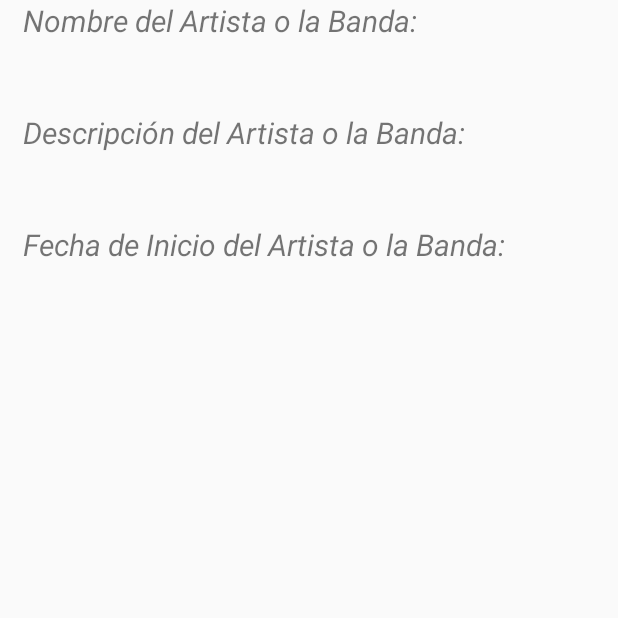
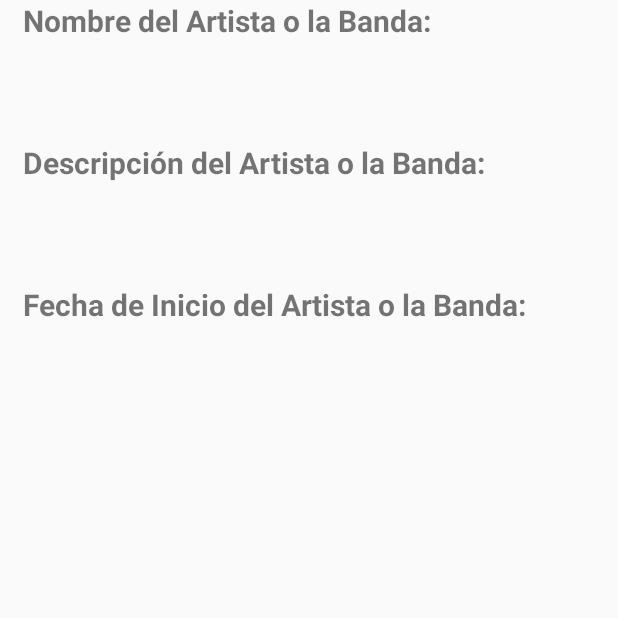
Before and after one commit to ACardenasJ/DesarrolloMovilMISO, an Android app: the DetalleArtistaActivity screen opened directly, with no data from a screen before it, on a phone screen of 412 x 824 dp, the top half of it. Run offline under Robolectric (Android 15) with nearby library versions, the phone set to English and light mode, and no system bars; our stand-ins replace Volley; network calls fail.

Commit message:
Actualizar y Casi finalizar HU004

```diff
--- a/app/src/main/java/com/example/movilmisodreamteam2022/ui/DetalleArtistaActivity.kt
+++ b/app/src/main/java/com/example/movilmisodreamteam2022/ui/DetalleArtistaActivity.kt
@@ -2,22 +2,60 @@ package com.example.movilmisodreamteam2022.ui
 
 import androidx.appcompat.app.AppCompatActivity
 import android.os.Bundle
+import android.os.Handler
+import android.os.Looper
 import android.view.View
 import android.widget.EditText
 import android.widget.TextView
+import androidx.lifecycle.ViewModelProvider
 import com.example.movilmisodreamteam2022.R
+import com.example.movilmisodreamteam2022.models.Banda
+import com.example.movilmisodreamteam2022.ui.adapters.ArtistaAdapter
+import com.example.movilmisodreamteam2022.viewmodels.ArtistaViewModel
 
 class DetalleArtistaActivity : AppCompatActivity() {
+
+    private lateinit var viewModel: ArtistaViewModel
+
+
+
     override fun onCreate(savedInstanceState: Bundle?) {
         super.onCreate(savedInstanceState)
         setContentView(R.layout.activity_detalle_artista)
+
+
         var action_Bar = getSupportActionBar()
         var parentLayout: View = findViewById(android.R.id.content)
 
+        viewModel = ViewModelProvider(this, ArtistaViewModel.Factory(this.application)).get(ArtistaViewModel::class.java)
 
         var EDNombre: TextView = findViewById<TextView>(R.id.lblDetalleNombreTxt)
         var EDDesc: TextView = findViewById<TextView>(R.id.lblDetalleDescripcionTxt)
         var EDYear: TextView = findViewById<TextView>(R.id.lblDetalleFechaDeInicioTxt)
+        val bundle = intent.extras
+        val dato = bundle?.getString("id-Artista")
+        System.out.println("Hola dATO:: "+ dato)
+
+        if (action_Bar != null) {
+            action_Bar.setTitle("Detalle del Artista")
+            action_Bar.setDisplayHomeAsUpEnabled(true)
+        }
+        viewModel.getArtistaByIdFromNetwork(dato.toString())
+        Handler(Looper.getMainLooper()).postDelayed(
+            {
+                val nombreBanda = viewModel.artista.value?.name
+                EDNombre.setText(nombreBanda.toString())
+
+                val desBanda = viewModel.artista.value?.description
+                EDDesc.setText(desBanda.toString())
+
+                val releaseDateBanda = viewModel.artista.value?.creationDate
+                EDYear.setText(releaseDateBanda.toString())
+            },
+            2000 // value in milliseconds
+        )
+
+
 
     }
 }
--- a/app/src/main/res/layout/activity_detalle_artista.xml
+++ b/app/src/main/res/layout/activity_detalle_artista.xml
@@ -6,6 +6,7 @@
     android:layout_height="match_parent"
     tools:context=".ui.CrearArtistaActivity"
     >
+
     <LinearLayout
         android:layout_width="match_parent"
         android:layout_height="match_parent"
@@ -18,7 +19,7 @@
             android:layout_width="match_parent"
             android:layout_height="wrap_content"
             android:text="Nombre del Artista o la Banda:"
-            android:textStyle="italic"
+            android:textStyle="bold"
             android:textSize="20dp" />
         <Space
             android:layout_width="match_parent"
@@ -30,13 +31,16 @@
             android:layout_height="wrap_content"
             android:textStyle="italic"
             android:textSize="20dp" />
+        <Space
+            android:layout_width="match_parent"
+            android:layout_height="20dp"/>
 
         <TextView
             android:id="@+id/lblDetalleDescripcion"
             android:layout_width="match_parent"
             android:layout_height="wrap_content"
             android:text="Descripción del Artista o la Banda:"
-            android:textStyle="italic"
+            android:textStyle="bold"
             android:textSize="20dp" />
         <Space
             android:layout_width="match_parent"
@@ -48,13 +52,16 @@
             android:layout_height="wrap_content"
             android:textStyle="italic"
             android:textSize="20dp" />
+        <Space
+            android:layout_width="match_parent"
+            android:layout_height="20dp"/>
 
         <TextView
             android:id="@+id/lblDetalleFechaDeInicio"
             android:layout_width="match_parent"
             android:layout_height="wrap_content"
             android:text="Fecha de Inicio del Artista o la Banda:"
-            android:textStyle="italic"
+            android:textStyle="bold"
             android:textSize="20dp" />
         <Space
             android:layout_width="match_parent"
@@ -66,6 +73,9 @@
             android:layout_height="wrap_content"
             android:textStyle="italic"
             android:textSize="20dp" />
+        <Space
+            android:layout_width="match_parent"
+            android:layout_height="20dp"/>
 
     </LinearLayout>
 </ScrollView>
```
Also changed, not shown: app/src/main/java/com/example/movilmisodreamteam2022/ui/adapters/AlbumAdapter.kt (+6 -2 lines), app/src/main/java/com/example/movilmisodreamteam2022/ui/adapters/ArtistaAdapter.kt (+10 -2 lines).
